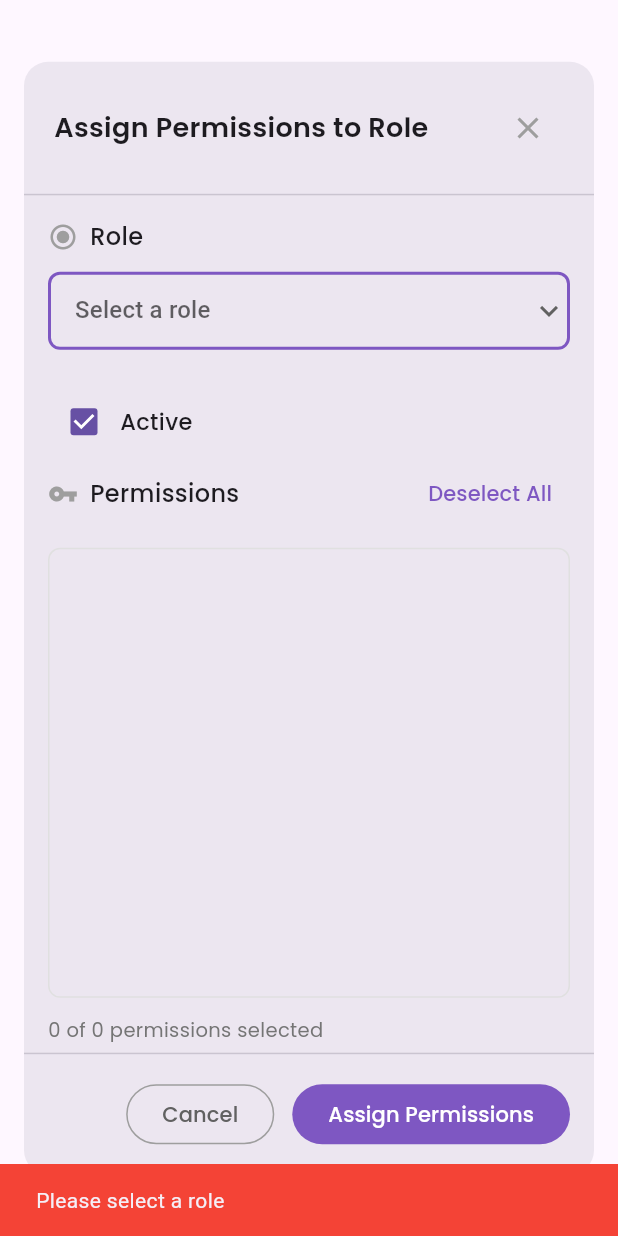
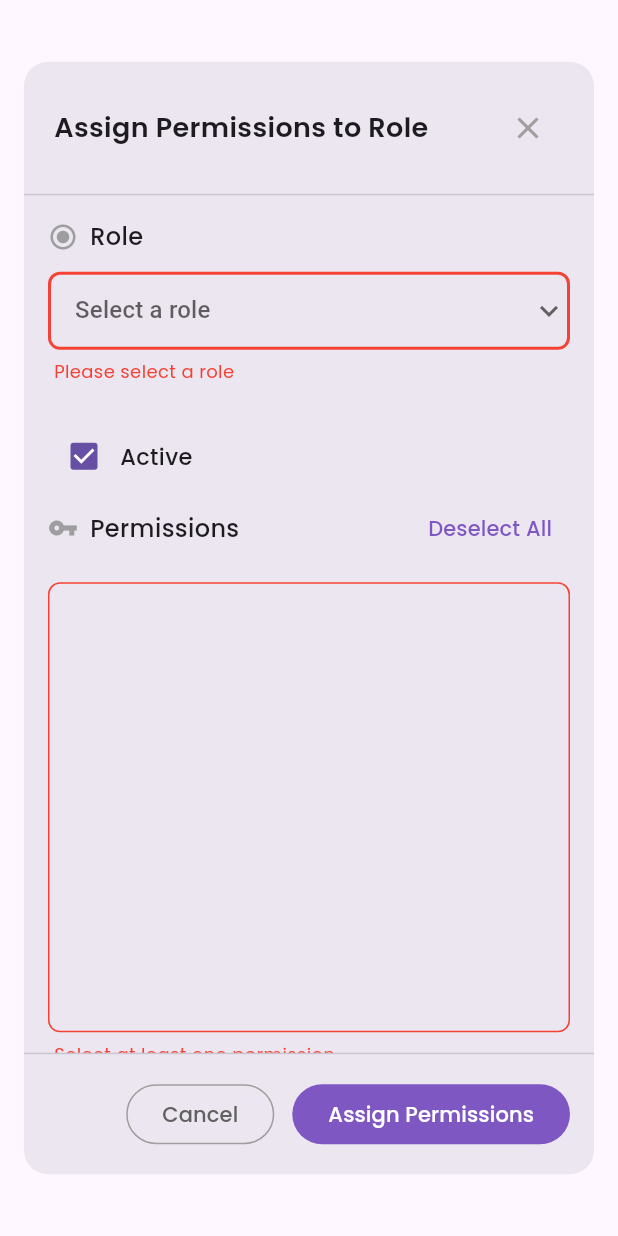
Before and after one commit to pramodkunja/Gate_check, a Flutter app: the AssignPermissionsDialog widget shown alone on an empty page, opened directly with empty values, after a tap on "Select a role", after a tap on "Deselect All", after a tap on "Assign Permissions", on a phone screen of 412 x 824 dp. Run offline on Flutter 3.47's test engine with Material 3 defaults, Android fonts, the phone set to English and light mode, and no system bars; our stand-ins replace dio, font_awesome_flutter, google_fonts, open_file, permission_handler, shared_preferences; accounts and stored records are empty; network calls fail.

Commit message:
changed assign perimission snacbar

```diff
--- a/lib/Admin_Screens/Roles_permissions_screen/assign_permissions_dialog.dart
+++ b/lib/Admin_Screens/Roles_permissions_screen/assign_permissions_dialog.dart
@@ -21,12 +21,12 @@ class _AssignPermissionsDialogState extends State<AssignPermissionsDialog> {
 
   int? selectedRoleId;
   bool _isSubmitting = false;
-  bool isActive = true; // ✅ Active flag to send with assignment
+  bool isActive = true; // Active flag to send with assignment
 
-  List<Map<String, dynamic>> roles = [];        // {id, name}
+  List<Map<String, dynamic>> roles = []; // {id, name}
   List<Map<String, dynamic>> permissionList = []; // {id/permission_id, name}
 
-  // ✅ Track already-assigned roles by both ID and name
+  // Track already-assigned roles by both ID and name
   final Set<int> _assignedRoleIds = {};
   final Set<String> _assignedRoleNamesLower = {};
 
@@ -35,6 +35,10 @@ class _AssignPermissionsDialogState extends State<AssignPermissionsDialog> {
   bool _loadingRoles = true;
   bool _loadingPermissions = true;
   bool _loadingAssignedRoles = true;
+
+  // Inline error states
+  String? _roleError;
+  String? _permissionError;
 
   @override
   void initState() {
@@ -46,12 +50,12 @@ class _AssignPermissionsDialogState extends State<AssignPermissionsDialog> {
   Future<void> _initData() async {
     await _loadAssignedRoles(); // fills _assignedRoleIds & _assignedRoleNamesLower
     await Future.wait([
-      _loadRoles(),      // uses the sets above to filter
+      _loadRoles(), // uses the sets above to filter
       _loadPermissions(),
     ]);
   }
 
-  /// ✅ Read `/roles/assign-permissions/` and figure out which roles are already mapped
+  /// Read `/roles/assign-permissions/` and figure out which roles are already mapped
   Future<void> _loadAssignedRoles() async {
     try {
       final List<RolePermissionModel> mappings =
@@ -91,7 +95,7 @@ class _AssignPermissionsDialogState extends State<AssignPermissionsDialog> {
     }
   }
 
-  /// ✅ Load roles from your UserRoleService and filter out assigned roles
+  /// Load roles from your UserRoleService and filter out assigned roles
   Future<void> _loadRoles() async {
     try {
       final result = await _apiRoleService.getAvailableRoles();
@@ -116,7 +120,7 @@ class _AssignPermissionsDialogState extends State<AssignPermissionsDialog> {
               final isAssignedByName = lowerName.isNotEmpty &&
                   _assignedRoleNamesLower.contains(lowerName);
 
-              // ❌ Exclude if assigned by ID or by name
+              // Exclude if assigned by ID or by name
               return !(isAssignedById || isAssignedByName);
             })
             .map<Map<String, dynamic>>((r) {
@@ -174,22 +178,37 @@ class _AssignPermissionsDialogState extends State<AssignPermissionsDialog> {
           ),
         );
       }
+      _permissionError = null; // clear error on interaction
     });
   }
 
   Future<void> _assignPermissions() async {
+    // clear previous errors
+    setState(() {
+      _roleError = null;
+      _permissionError = null;
+    });
+
+    bool hasError = false;
+
     if (roles.isEmpty) {
       _showMsg("No roles available to assign");
       return;
     }
 
     if (selectedRoleId == null) {
-      _showMsg("Please select a role");
-      return;
+      _roleError = "Please select a role";
+      hasError = true;
     }
+
     if (selectedPermissionIds.isEmpty) {
-      _showMsg("Select at least one permission");
-      return;
+      _permissionError = "Select at least one permission";
+      hasError = true;
+    }
+
+    if (hasError) {
+      setState(() {});
+      return; // don't call API if validation failed
     }
 
     setState(() => _isSubmitting = true);
@@ -309,11 +328,16 @@ class _AssignPermissionsDialogState extends State<AssignPermissionsDialog> {
                               ),
                               const SizedBox(height: 12),
 
-                              // Role Dropdown
+                              // Role Dropdown + inline error below (no expansion)
+                              Column(
+                                crossAxisAlignment: CrossAxisAlignment.start,
+                                children: [
                                   Container(
                                     decoration: BoxDecoration(
                                       border: Border.all(
-                                    color: const Color(0xFF7E57C2),
+                                        color: _roleError != null
+                                            ? Colors.red
+                                            : const Color(0xFF7E57C2),
                                         width: 2,
                                       ),
                                       borderRadius: BorderRadius.circular(8),
@@ -332,8 +356,8 @@ class _AssignPermissionsDialogState extends State<AssignPermissionsDialog> {
                                           vertical: 12,
                                         ),
                                       ),
-                                  items:
-                                      roles.map<DropdownMenuItem<int>>((map) {
+                                      items: roles
+                                          .map<DropdownMenuItem<int>>((map) {
                                         return DropdownMenuItem<int>(
                                           value: map['id'] as int,
                                           child: Text(
@@ -347,10 +371,29 @@ class _AssignPermissionsDialogState extends State<AssignPermissionsDialog> {
                                           : (value) {
                                               setState(() {
                                                 selectedRoleId = value;
+                                                _roleError = null; // clear error
                                               });
                                             },
-                                  icon: const Icon(Icons.keyboard_arrow_down),
+                                      icon: const Icon(
+                                        Icons.keyboard_arrow_down,
                                       ),
+                                    ),
+                                  ),
+                                  if (_roleError != null)
+                                    Padding(
+                                      padding: const EdgeInsets.only(
+                                        top: 6,
+                                        left: 4,
+                                      ),
+                                      child: Text(
+                                        _roleError!,
+                                        style: GoogleFonts.poppins(
+                                          color: Colors.red,
+                                          fontSize: 12,
+                                        ),
+                                      ),
+                                    ),
+                                ],
                               ),
 
                               const SizedBox(height: 24),
@@ -412,12 +455,18 @@ class _AssignPermissionsDialogState extends State<AssignPermissionsDialog> {
 
                               const SizedBox(height: 12),
 
-                              // Permissions List
+                              // Permissions List + inline error
+                              Column(
+                                crossAxisAlignment: CrossAxisAlignment.start,
+                                children: [
                                   Container(
                                     height: 300,
                                     decoration: BoxDecoration(
-                                  border:
-                                      Border.all(color: Colors.grey[300]!),
+                                      border: Border.all(
+                                        color: _permissionError != null
+                                            ? Colors.red
+                                            : Colors.grey[300]!,
+                                      ),
                                       borderRadius: BorderRadius.circular(8),
                                     ),
                                     child: ListView.builder(
@@ -426,29 +475,35 @@ class _AssignPermissionsDialogState extends State<AssignPermissionsDialog> {
                                       itemBuilder: (context, index) {
                                         final p = permissionList[index];
                                         final int id =
-                                        (p['permission_id'] ?? p['id']) as int;
+                                            (p['permission_id'] ??
+                                                p['id']) as int;
                                         final String name =
                                             p['name']?.toString() ?? '';
 
                                         return CheckboxListTile(
-                                      value:
-                                          selectedPermissionIds.contains(id),
+                                          value: selectedPermissionIds
+                                              .contains(id),
                                           onChanged: _isSubmitting
                                               ? null
                                               : (_) {
                                                   setState(() {
+                                                    if (selectedPermissionIds
+                                                        .contains(id)) {
                                                       selectedPermissionIds
-                                                        .contains(id)
-                                                    ? selectedPermissionIds
-                                                        .remove(id)
-                                                    : selectedPermissionIds
+                                                          .remove(id);
+                                                    } else {
+                                                      selectedPermissionIds
                                                           .add(id);
+                                                    }
+                                                    _permissionError =
+                                                        null; // clear error
                                                   });
                                                 },
                                           title: Text(
                                             name,
                                             style: GoogleFonts.poppins(
-                                            fontSize: 14),
+                                              fontSize: 14,
+                                            ),
                                           ),
                                           controlAffinity:
                                               ListTileControlAffinity.leading,
@@ -456,6 +511,22 @@ class _AssignPermissionsDialogState extends State<AssignPermissionsDialog> {
                                         );
                                       },
                                     ),
+                                  ),
+                                  if (_permissionError != null)
+                                    Padding(
+                                      padding: const EdgeInsets.only(
+                                        top: 6,
+                                        left: 4,
+                                      ),
+                                      child: Text(
+                                        _permissionError!,
+                                        style: GoogleFonts.poppins(
+                                          color: Colors.red,
+                                          fontSize: 12,
+                                        ),
+                                      ),
+                                    ),
+                                ],
                               ),
 
                               const SizedBox(height: 12),
```
Lines whose indentation alone changed are shown as unchanged.
